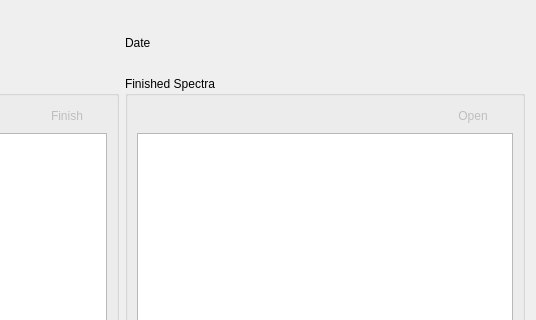
Before: the Qt Designer form ui/project_widget.ui in GuLinux/PySpectrum, drawn with Qt 5; both pictures show x 698 to 1234 and y 0 to 320 of the 1234 by 703 pixel window.
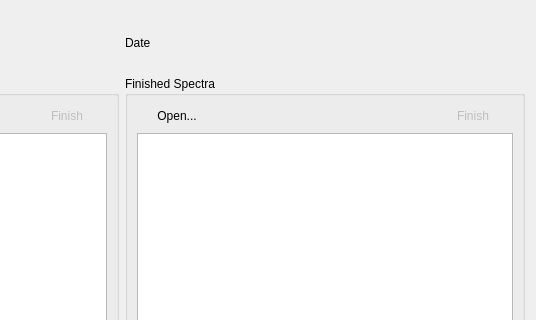
After: the same form once the commit is applied. Icons and pictures are not drawn.

Commit message: open finished folders in file manager

Diff of the .ui file:
```diff
--- a/ui/project_widget.ui
+++ b/ui/project_widget.ui
@@ -246,6 +246,20 @@
         <property name="spacing">
          <number>0</number>
         </property>
+        <item>
+         <widget class="QPushButton" name="open_finished_dirs">
+          <property name="text">
+           <string>Open...</string>
+          </property>
+          <property name="icon">
+           <iconset resource="../resources/resources.qrc">
+            <normaloff>:/new_open_20.png</normaloff>:/new_open_20.png</iconset>
+          </property>
+          <property name="flat">
+           <bool>true</bool>
+          </property>
+         </widget>
+        </item>
         <item>
          <spacer name="horizontalSpacer_2">
           <property name="orientation">
@@ -265,7 +279,7 @@
            <bool>false</bool>
           </property>
           <property name="text">
-           <string>Open</string>
+           <string>Finish</string>
           </property>
           <property name="icon">
            <iconset resource="../resources/resources.qrc">
```
Left out of the diff: 2 changed lines with no effect on the pictures. The commit also changes 2 other files.
